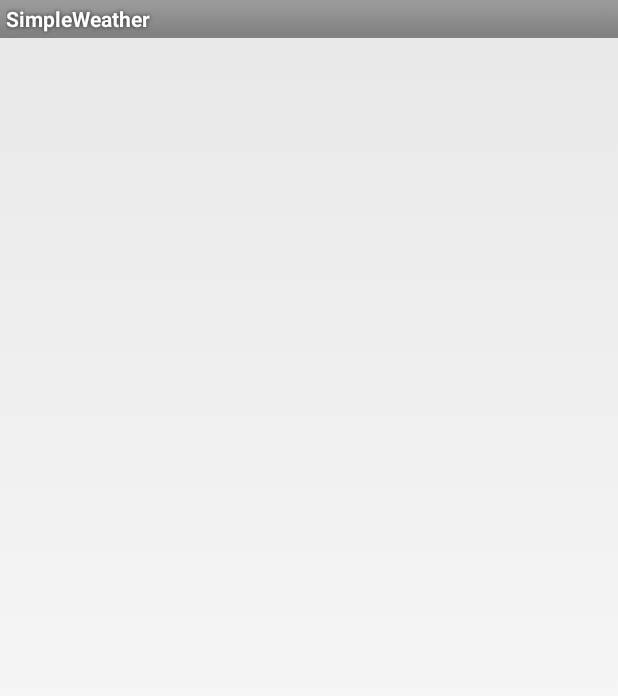
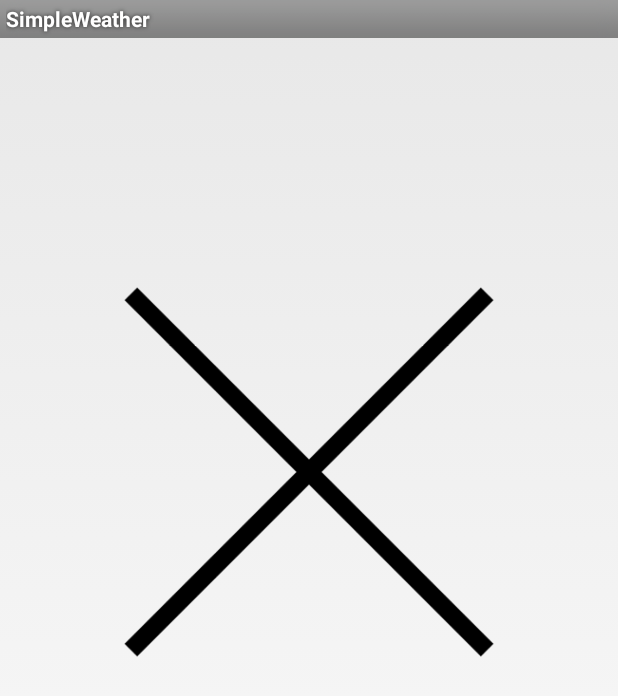
Before and after one commit to migueltaoliveira/SimpleWeather, an Android app: the screen it shows after launch (WeatherActivity), on a phone screen of 412 x 824 dp. Shown: the top 696 px of the screen. Run offline under Robolectric (Android 15) with nearby library versions, the phone set to English and light mode, and no system bars; our stand-ins replace ButterKnife; libraries missing offline, so code that uses them is left out: com.koushikdutta.ion; pictures from the network do not load.

Commit message:
Added the placeholder to imageview

```diff
--- a/app/src/main/java/uc/pgi/coimbraweather/WeatherActivity.java
+++ b/app/src/main/java/uc/pgi/coimbraweather/WeatherActivity.java
@@ -102,8 +102,6 @@ public class WeatherActivity extends Activity {
             Ion.with(this)
                     .load(url + "/static/"+json.get().icon+".png")
                     .withBitmap()
-                    .placeholder(R.drawable.placeholder)
-                    .error(R.drawable.placeholder)
                     .intoImageView(imageView);
 
             if (json.get().listTemperature.size() != 0) {
--- a/app/src/main/res/layout/activity_weather.xml
+++ b/app/src/main/res/layout/activity_weather.xml
@@ -19,6 +19,7 @@
         android:layout_width="match_parent"
         android:layout_height="wrap_content"
         android:layout_below="@+id/temp"
+        android:src="@drawable/placeholder"
         android:layout_centerHorizontal="true" />
 
     <TextView
```
Also changed, not shown: app/src/main/res/drawable-hdpi/placeholder.9.png (renamed from app/src/main/res/drawable-hdpi/placeholder.png), app/src/main/res/drawable-mdpi/placeholder.9.png (renamed from app/src/main/res/drawable-mdpi/placeholder.png), app/src/main/res/drawable-xhdpi/placeholder.9.png (renamed from app/src/main/res/drawable-xhdpi/placeholder.png), app/src/main/res/drawable-xxhdpi/placeholder.9.png (renamed from app/src/main/res/drawable-xxhdpi/placeholder.png).
